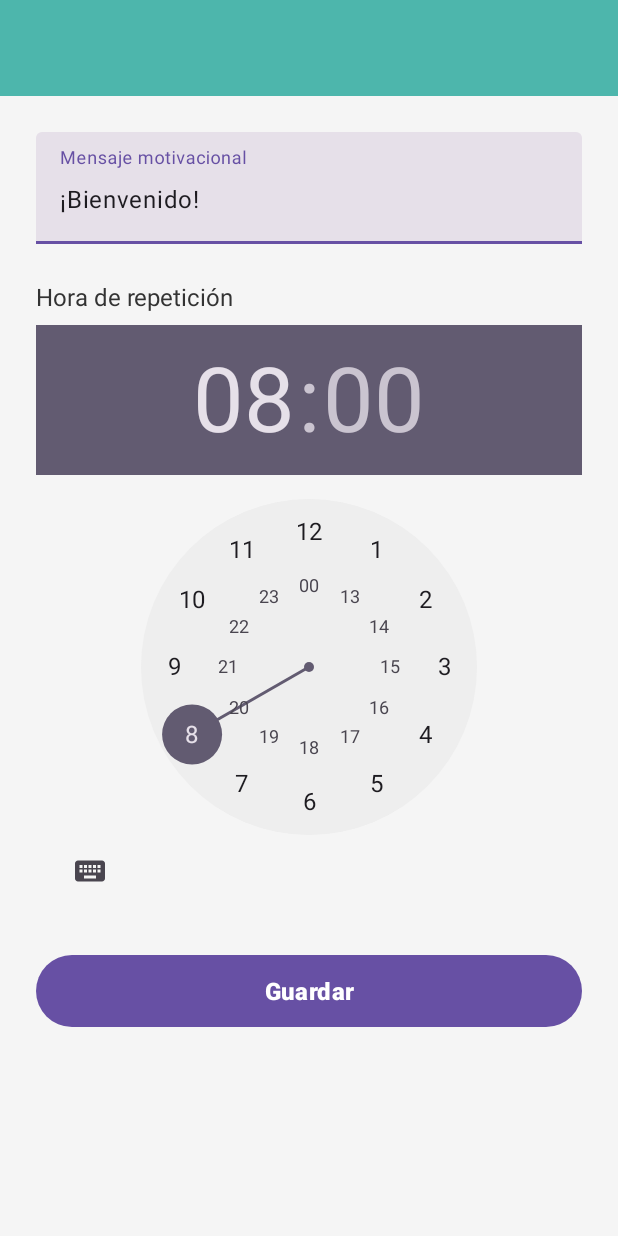
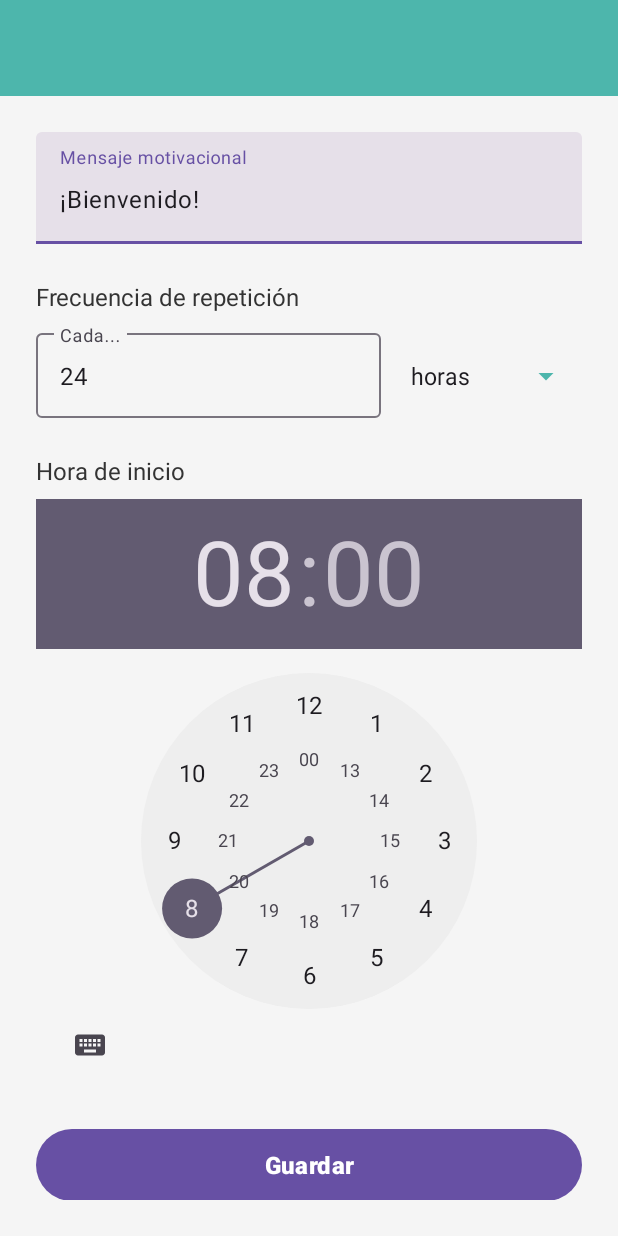
Before and after one commit to Kotrixx/LAB5_20206331, an Android app: the SettingsActivity screen opened directly, with no data from a screen before it, on a phone screen of 412 x 824 dp. Run offline under Robolectric (Android 15) with nearby library versions, the phone set to English and light mode, and no system bars.

Commit message:
2 3 y 4 final 2

```diff
--- a/app/src/main/java/com/example/lab5_20206331/SettingsActivity.java
+++ b/app/src/main/java/com/example/lab5_20206331/SettingsActivity.java
@@ -1,8 +1,10 @@
 package com.example.lab5_20206331;
 
 import android.os.Bundle;
+import android.widget.ArrayAdapter;
 import android.widget.Button;
 import android.widget.EditText;
+import android.widget.Spinner;
 import android.widget.TimePicker;
 import android.widget.Toast;
 
@@ -19,6 +21,8 @@ public class SettingsActivity extends AppCompatActivity {
 
     private EditText etMotivationalMessage;
     private TimePicker timePickerReminder;
+    private EditText etFrequencyValue;
+    private Spinner spinnerFrequencyUnit;
     private Button btnSave;
 
     private UserPreferences userPreferences;
@@ -34,12 +38,35 @@ public class SettingsActivity extends AppCompatActivity {
 
         etMotivationalMessage = findViewById(R.id.et_motivational_message);
         timePickerReminder = findViewById(R.id.time_picker_reminder);
+        etFrequencyValue = findViewById(R.id.et_frequency_value);
+        spinnerFrequencyUnit = findViewById(R.id.spinner_frequency_unit);
         btnSave = findViewById(R.id.btn_save);
 
+        // Asignar adaptador al Spinner
+        ArrayAdapter<CharSequence> adapter = ArrayAdapter.createFromResource(
+                this,
+                R.array.frequency_units,
+                android.R.layout.simple_spinner_item
+        );
+        adapter.setDropDownViewResource(android.R.layout.simple_spinner_dropdown_item);
+        spinnerFrequencyUnit.setAdapter(adapter);
+
+        // Cargar datos guardados
         etMotivationalMessage.setText(userPreferences.getMotivationalMessage());
+
         timePickerReminder.setIs24HourView(true);
         timePickerReminder.setHour(userPreferences.getReminderHour());
         timePickerReminder.setMinute(userPreferences.getReminderMinute());
+
+        etFrequencyValue.setText(String.valueOf(userPreferences.getReminderFrequencyValue()));
+        String[] frequencyOptions = getResources().getStringArray(R.array.frequency_units);
+        String savedUnit = userPreferences.getReminderFrequencyUnit();
+        for (int i = 0; i < frequencyOptions.length; i++) {
+            if (frequencyOptions[i].equals(savedUnit)) {
+                spinnerFrequencyUnit.setSelection(i);
+                break;
+            }
+        }
 
         btnSave.setOnClickListener(v -> {
             String newMessage = etMotivationalMessage.getText().toString().trim();
@@ -48,28 +75,62 @@ public class SettingsActivity extends AppCompatActivity {
                 return;
             }
 
-            userPreferences.saveMotivationalMessage(newMessage);
+            if (etFrequencyValue.getText().toString().isEmpty()) {
+                Toast.makeText(this, "Indica cada cuánto se repetirá el mensaje", Toast.LENGTH_SHORT).show();
+                return;
+            }
+
+            int frequencyValue = Integer.parseInt(etFrequencyValue.getText().toString());
+            String frequencyUnit = spinnerFrequencyUnit.getSelectedItem().toString();
+
+            // Validar frecuencia mínima de 20 minutos
+            long frequencyInMinutes;
+            switch (frequencyUnit) {
+                case "minutos":
+                    frequencyInMinutes = frequencyValue;
+                    break;
+                case "horas":
+                    frequencyInMinutes = frequencyValue * 60L;
+                    break;
+                case "días":
+                    frequencyInMinutes = frequencyValue * 24L * 60L;
+                    break;
+                default:
+                    frequencyInMinutes = 0;
+            }
+
+            if (frequencyInMinutes < 20) {
+                Toast.makeText(this, "La frecuencia mínima debe ser de 20 minutos", Toast.LENGTH_LONG).show();
+                return;
+            }
+
             int hour = timePickerReminder.getHour();
             int minute = timePickerReminder.getMinute();
+
+            // Guardar en preferencias
+            userPreferences.saveMotivationalMessage(newMessage);
             userPreferences.saveReminderTime(hour, minute);
+            userPreferences.saveReminderFrequency(frequencyValue, frequencyUnit);
 
-            scheduleMotivationalNotification(newMessage, hour, minute);
+            // Programar notificación
+            scheduleMotivationalNotification(newMessage, hour, minute, frequencyValue, frequencyUnit);
 
             Toast.makeText(this, "Configuración guardada", Toast.LENGTH_SHORT).show();
             finish();
         });
     }
 
-    private void scheduleMotivationalNotification(String message, int hour, int minute) {
+    private void scheduleMotivationalNotification(String message, int hour, int minute, int freqValue, String freqUnit) {
         Data inputData = new Data.Builder()
                 .putString("motivational_message", message)
                 .build();
 
         long initialDelay = calculateInitialDelay(hour, minute);
+        long intervalInHours = getRepeatIntervalInHours(freqValue, freqUnit);
 
         PeriodicWorkRequest periodicRequest = new PeriodicWorkRequest.Builder(
                 MotivationalNotificationWorker.class,
-                24, TimeUnit.HOURS)
+                intervalInHours, TimeUnit.HOURS)
                 .setInitialDelay(initialDelay, TimeUnit.MILLISECONDS)
                 .setInputData(inputData)
                 .build();
@@ -90,10 +151,22 @@ public class SettingsActivity extends AppCompatActivity {
         targetTime.set(Calendar.MILLISECOND, 0);
 
         if (targetTime.before(now)) {
-            // Si la hora objetivo ya pasó hoy, se programa para mañana
             targetTime.add(Calendar.DAY_OF_MONTH, 1);
         }
 
         return targetTime.getTimeInMillis() - now.getTimeInMillis();
     }
+
+    private long getRepeatIntervalInHours(int value, String unit) {
+        switch (unit) {
+            case "minutos":
+                return Math.max(1, TimeUnit.MINUTES.toHours(value));
+            case "horas":
+                return Math.max(1, value);
+            case "días":
+                return Math.max(1, value * 24);
+            default:
+                return 24;
+        }
+    }
 }
--- a/app/src/main/java/com/example/lab5_20206331/UserPreferences.java
+++ b/app/src/main/java/com/example/lab5_20206331/UserPreferences.java
@@ -57,4 +57,22 @@ public class UserPreferences {
     public int getReminderMinute() {
         return prefs.getInt(KEY_REMINDER_MINUTE, 0); // default 0 min
     }
+
+    // Guardar frecuencia
+    public void saveReminderFrequency(int value, String unit) {
+        SharedPreferences.Editor editor = prefs.edit();
+        editor.putInt("reminder_freq_value", value);
+        editor.putString("reminder_freq_unit", unit);
+        editor.apply();
+    }
+
+    // Obtener frecuencia
+    public int getReminderFrequencyValue() {
+        return prefs.getInt("reminder_freq_value", 24); // valor por defecto 24
+    }
+
+    public String getReminderFrequencyUnit() {
+        return prefs.getString("reminder_freq_unit", "horas");
+    }
+
 }
--- a/app/src/main/res/layout/activity_settings.xml
+++ b/app/src/main/res/layout/activity_settings.xml
@@ -38,16 +38,53 @@
                 android:maxLines="4" />
         </com.google.android.material.textfield.TextInputLayout>
 
-        <!-- Etiqueta para TimePicker -->
+        <!-- Etiqueta frecuencia -->
         <TextView
             android:layout_width="wrap_content"
             android:layout_height="wrap_content"
-            android:text="Hora de repetición"
+            android:text="Frecuencia de repetición"
             android:textSize="16sp"
             android:textColor="#333333"
             android:layout_marginBottom="8dp" />
 
-        <!-- TimePicker para hora -->
+        <!-- Selector de frecuencia: número + unidad -->
+        <LinearLayout
+            android:layout_width="match_parent"
+            android:layout_height="wrap_content"
+            android:orientation="horizontal"
+            android:layout_marginBottom="24dp">
+
+            <com.google.android.material.textfield.TextInputLayout
+                android:layout_width="0dp"
+                android:layout_height="wrap_content"
+                android:layout_weight="1"
+                android:hint="Cada...">
+
+                <com.google.android.material.textfield.TextInputEditText
+                    android:id="@+id/et_frequency_value"
+                    android:layout_width="match_parent"
+                    android:layout_height="wrap_content"
+                    android:inputType="number" />
+            </com.google.android.material.textfield.TextInputLayout>
+
+            <Spinner
+                android:id="@+id/spinner_frequency_unit"
+                android:layout_width="wrap_content"
+                android:layout_height="wrap_content"
+                android:layout_marginStart="12dp"
+                android:backgroundTint="#4DB6AC" />
+        </LinearLayout>
+
+        <!-- Etiqueta para hora -->
+        <TextView
+            android:layout_width="wrap_content"
+            android:layout_height="wrap_content"
+            android:text="Hora de inicio"
+            android:textSize="16sp"
+            android:textColor="#333333"
+            android:layout_marginBottom="8dp" />
+
+        <!-- TimePicker -->
         <TimePicker
             android:id="@+id/time_picker_reminder"
             android:layout_width="wrap_content"
--- a/app/src/main/res/values/strings.xml
+++ b/app/src/main/res/values/strings.xml
@@ -1,3 +1,9 @@
 <resources>
     <string name="app_name">LAB5_20206331</string>
+    <string-array name="frequency_units">
+        <item>minutos</item>
+        <item>horas</item>
+        <item>días</item>
+    </string-array>
+
 </resources>
```
